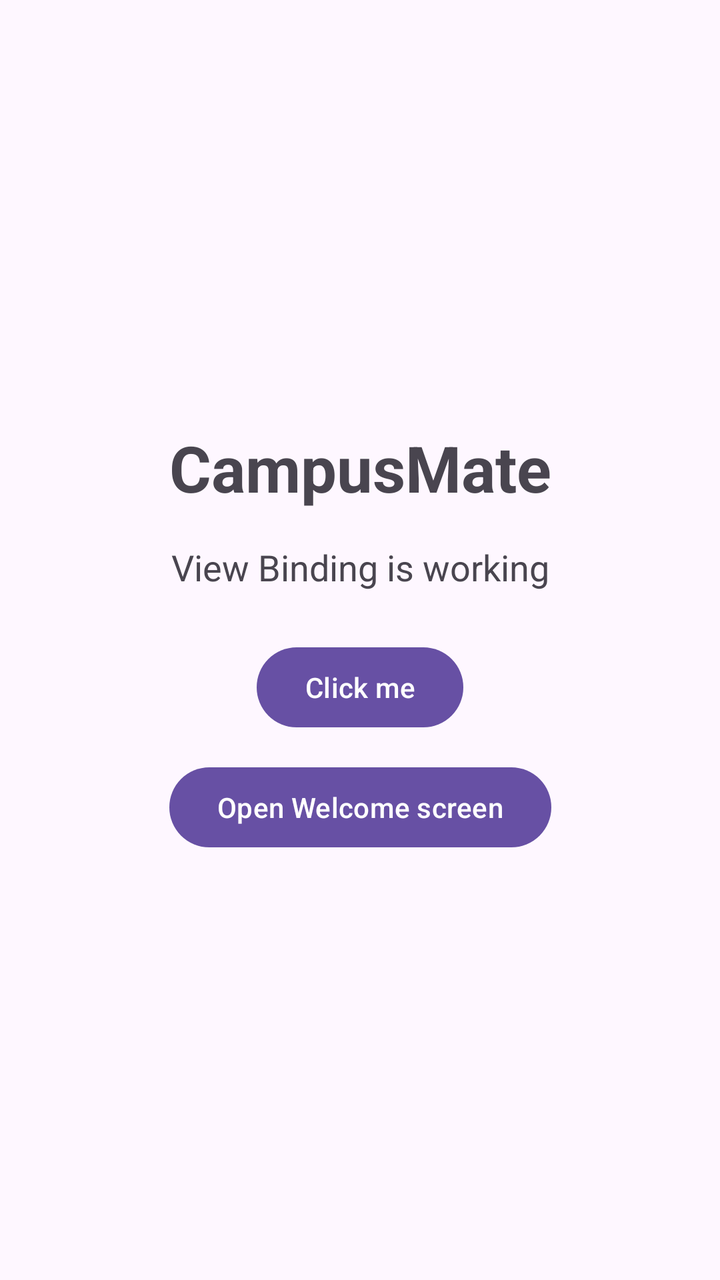
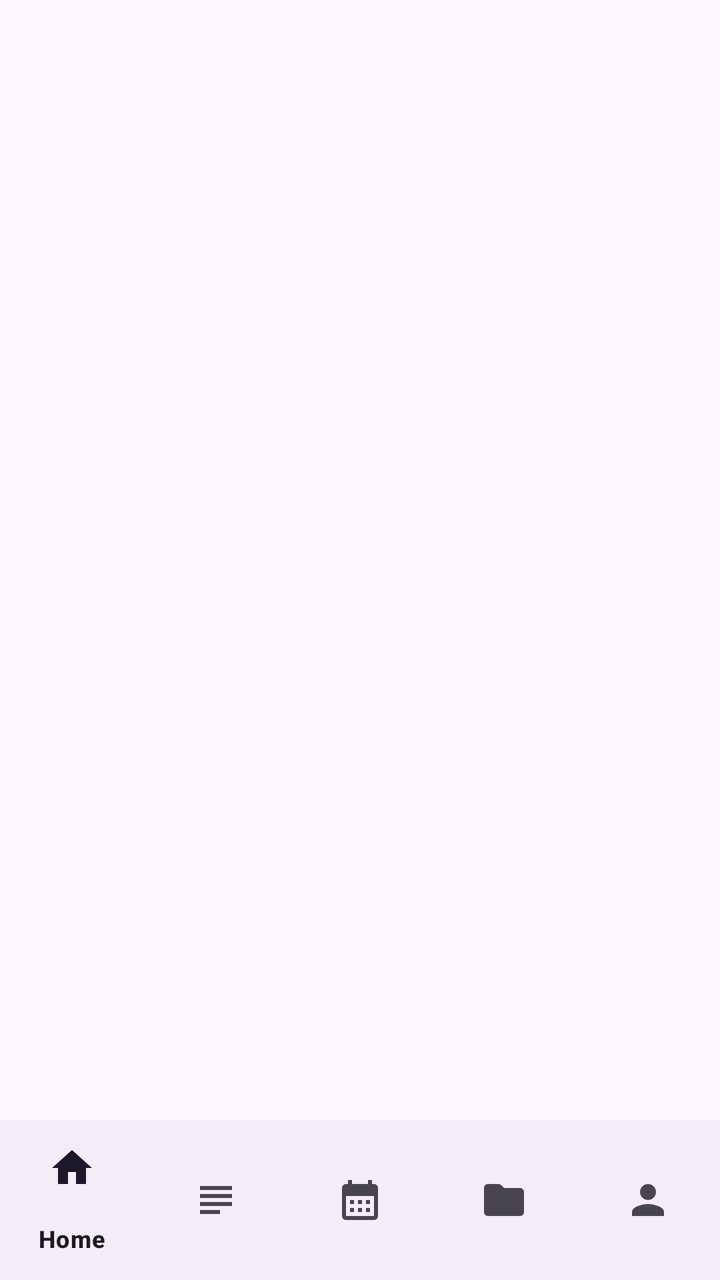

Screens rendered from an Android XML layout before and after an edit, with the pre-edit source and the edit as a unified diff.
<!-- AndroidManifest.xml: application theme Theme.CampusMate -->
<!-- res/layout/activity_main.xml -->
<?xml version="1.0" encoding="utf-8"?>
<androidx.constraintlayout.widget.ConstraintLayout xmlns:android="http://schemas.android.com/apk/res/android"
    xmlns:app="http://schemas.android.com/apk/res-auto"
    xmlns:tools="http://schemas.android.com/tools"
    android:id="@+id/main"
    android:layout_width="match_parent"
    android:layout_height="match_parent"
    tools:context=".activities.MainActivity">

    <TextView
        android:id="@+id/textTitle"
        android:layout_width="wrap_content"
        android:layout_height="wrap_content"
        android:text="CampusMate"
        android:textSize="32sp"
        android:textStyle="bold"
        app:layout_constraintBottom_toTopOf="@id/textStatus"
        app:layout_constraintEnd_toEndOf="parent"
        app:layout_constraintStart_toStartOf="parent"
        app:layout_constraintTop_toTopOf="parent"
        app:layout_constraintVertical_chainStyle="packed" />

    <TextView
        android:id="@+id/textStatus"
        android:layout_width="wrap_content"
        android:layout_height="wrap_content"
        android:layout_marginTop="16dp"
        android:text="View Binding is working"
        android:textSize="18sp"
        app:layout_constraintBottom_toTopOf="@id/buttonTest"
        app:layout_constraintEnd_toEndOf="parent"
        app:layout_constraintStart_toStartOf="parent"
        app:layout_constraintTop_toBottomOf="@id/textTitle" />

    <Button
        android:id="@+id/buttonTest"
        android:layout_width="wrap_content"
        android:layout_height="wrap_content"
        android:layout_marginTop="24dp"
        android:text="Click me"
        app:layout_constraintBottom_toTopOf="@id/buttonOpenWelcome"
        app:layout_constraintEnd_toEndOf="parent"
        app:layout_constraintStart_toStartOf="parent"
        app:layout_constraintTop_toBottomOf="@id/textStatus" />

    <Button
        android:id="@+id/buttonOpenWelcome"
        android:layout_width="wrap_content"
        android:layout_height="wrap_content"
        android:layout_marginTop="12dp"
        android:text="Open Welcome screen"
        app:layout_constraintBottom_toBottomOf="parent"
        app:layout_constraintEnd_toEndOf="parent"
        app:layout_constraintStart_toStartOf="parent"
        app:layout_constraintTop_toBottomOf="@id/buttonTest" />

</androidx.constraintlayout.widget.ConstraintLayout>
<!-- resources referenced by this layout -->
<resources>
  <style name="Theme.CampusMate" parent="Base.Theme.CampusMate" />
  <style name="Base.Theme.CampusMate" parent="Theme.Material3.DayNight.NoActionBar">
          
          
      </style>
</resources>

<!-- the commit's change to res/layout/activity_main.xml (unified diff, before → after) -->
@@ -7,51 +7,22 @@
     android:layout_height="match_parent"
     tools:context=".activities.MainActivity">
 
-    <TextView
-        android:id="@+id/textTitle"
-        android:layout_width="wrap_content"
-        android:layout_height="wrap_content"
-        android:text="CampusMate"
-        android:textSize="32sp"
-        android:textStyle="bold"
-        app:layout_constraintBottom_toTopOf="@id/textStatus"
+    <androidx.fragment.app.FragmentContainerView
+        android:id="@+id/fragmentContainer"
+        android:layout_width="0dp"
+        android:layout_height="0dp"
+        app:layout_constraintBottom_toTopOf="@id/bottomNav"
         app:layout_constraintEnd_toEndOf="parent"
         app:layout_constraintStart_toStartOf="parent"
-        app:layout_constraintTop_toTopOf="parent"
-        app:layout_constraintVertical_chainStyle="packed" />
+        app:layout_constraintTop_toTopOf="parent" />
 
-    <TextView
-        android:id="@+id/textStatus"
-        android:layout_width="wrap_content"
+    <com.google.android.material.bottomnavigation.BottomNavigationView
+        android:id="@+id/bottomNav"
+        android:layout_width="0dp"
         android:layout_height="wrap_content"
-        android:layout_marginTop="16dp"
-        android:text="View Binding is working"
-        android:textSize="18sp"
-        app:layout_constraintBottom_toTopOf="@id/buttonTest"
-        app:layout_constraintEnd_toEndOf="parent"
-        app:layout_constraintStart_toStartOf="parent"
-        app:layout_constraintTop_toBottomOf="@id/textTitle" />
-
-    <Button
-        android:id="@+id/buttonTest"
-        android:layout_width="wrap_content"
-        android:layout_height="wrap_content"
-        android:layout_marginTop="24dp"
-        android:text="Click me"
-        app:layout_constraintBottom_toTopOf="@id/buttonOpenWelcome"
-        app:layout_constraintEnd_toEndOf="parent"
-        app:layout_constraintStart_toStartOf="parent"
-        app:layout_constraintTop_toBottomOf="@id/textStatus" />
-
-    <Button
-        android:id="@+id/buttonOpenWelcome"
-        android:layout_width="wrap_content"
-        android:layout_height="wrap_content"
-        android:layout_marginTop="12dp"
-        android:text="Open Welcome screen"
         app:layout_constraintBottom_toBottomOf="parent"
         app:layout_constraintEnd_toEndOf="parent"
         app:layout_constraintStart_toStartOf="parent"
-        app:layout_constraintTop_toBottomOf="@id/buttonTest" />
+        app:menu="@menu/bottom_nav_menu" />
 
 </androidx.constraintlayout.widget.ConstraintLayout>
